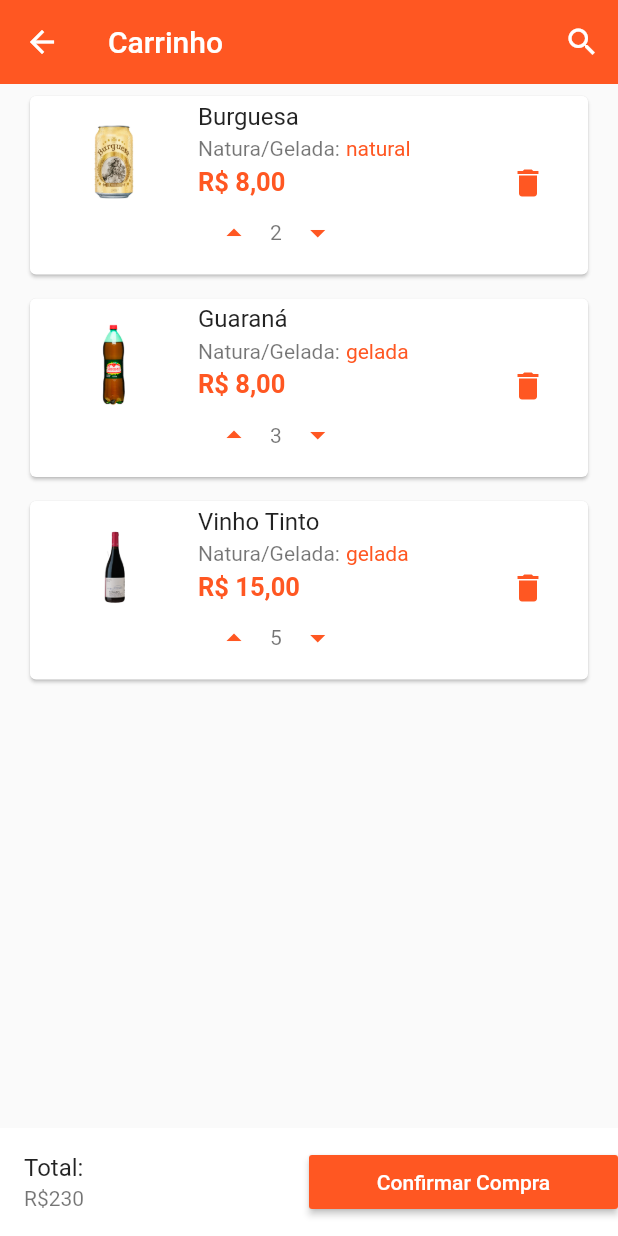
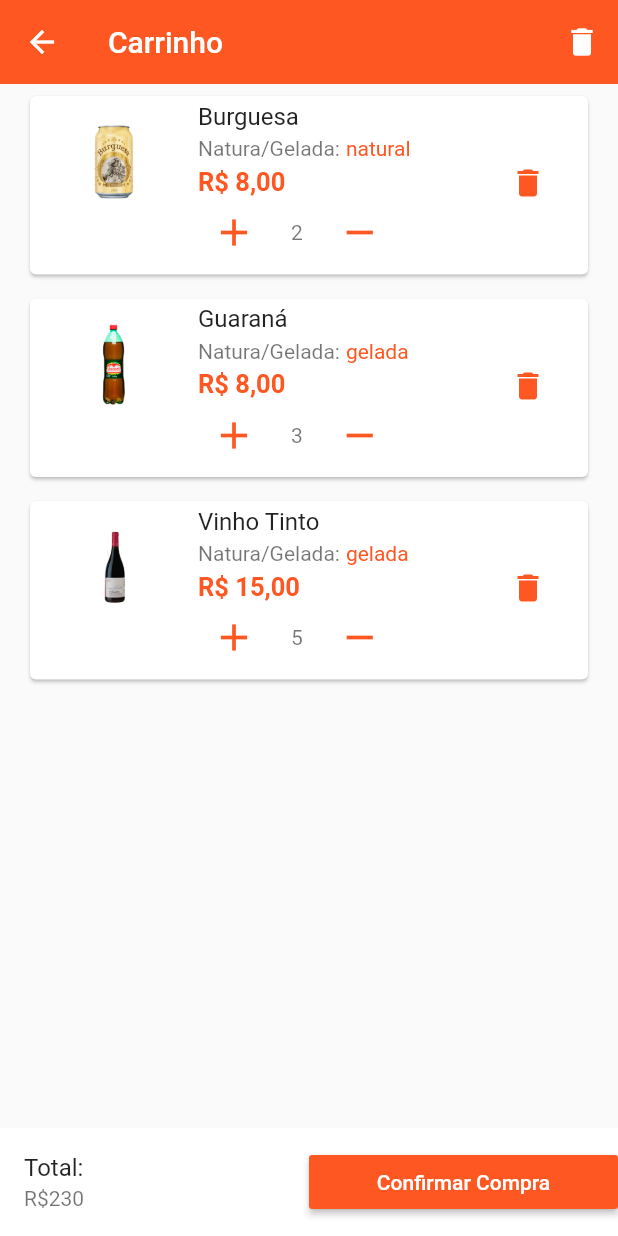
Before and after one commit to railsonsantospb/delivery_amigo, a Flutter app: the screen it shows after launch, scrolled down 504 dp, after a tap on the "shopping cart" icon, on a phone screen of 412 x 824 dp. Run offline on Flutter 3.47's test engine with Material 2 defaults, Android fonts, the phone set to English and light mode, and no system bars; our stand-ins replace badges, cached_network_image, carousel_pro, flutter_swiper, font_awesome_flutter, geolocator and 1 more; missing offline and left inert: flutter_facebook_login, flutter_ui_challenges, geocoder.

Commit message:
UPdate Layout

```diff
--- a/jonasbebidas/lib/components/cart_products.dart
+++ b/jonasbebidas/lib/components/cart_products.dart
@@ -1,4 +1,5 @@
 import 'package:flutter/material.dart';
+import 'package:flutter/painting.dart';
 import 'package:http/http.dart';
 
 
@@ -35,16 +36,26 @@ class Cart_products extends StatefulWidget {
 
 class _Cart_productsState extends State<Cart_products> {
 
-
+  int _n = 1;
+  String teamName = '';
 
   var Products_on_the_cart = listas;
 
   @override
   Widget build(BuildContext context) {
 
+
+
+
+    void add() {
+      setState(() {
+        _n++;
+      });
+    }
+
     _onSelected(dynamic val) {
+
       setState(() => listas.removeWhere((data) => data == val));
-
     }
 
 
@@ -95,11 +106,54 @@ class _Cart_productsState extends State<Cart_products> {
                     ),),
                 ),
                 new Row(
+
                   // section the gelada ou natural
                   children: <Widget>[
-                    new IconButton(icon: Icon(Icons.arrow_drop_up, color: Colors.deepOrange), onPressed: null),
-                    new Text(data["quantidade"]),
-                    new IconButton(icon: Icon(Icons.arrow_drop_down,color: Colors.deepOrange), onPressed: null),
+
+
+                    new IconButton(icon: Icon(Icons.add, color: Colors.deepOrange, size: 30.0,), onPressed: ()=>
+                        setState(()=> data["quantidade"] = (int.parse(data["quantidade"])+1).toString()
+                        )),
+                    new InkWell(
+                      onTap: () {
+                        showDialog(context: context, child:
+                            AlertDialog(
+                            title: Text('Digite a quantidade'),
+                        content: new Row(
+                        children: <Widget>[
+                        new Expanded(
+                        child: new TextField(
+                        autofocus: true,
+                        decoration: new InputDecoration(
+                        labelText: 'Team Name', hintText: 'Quantidade do produto'),
+                        onChanged: (value) {
+                        teamName = value;
+                        },
+                        ))
+                        ],
+                        ),
+                        actions: <Widget>[
+                        FlatButton(
+                        child: Text('Ok'),
+                        onPressed: () {
+                          setState(() {
+                            data["quantidade"] = teamName;
+                          });
+
+                        Navigator.of(context).pop(teamName);
+                        },
+                        ),
+                        ],
+                        ),
+                        );
+                      },
+                      child: Padding(
+                        padding: EdgeInsets.fromLTRB(14.0, 5.0, 14.0, 5.0),
+                        child: Text(data["quantidade"]),
+                      )
+                    ),
+
+                    new IconButton(icon: Icon(Icons.remove,color: Colors.deepOrange, size: 30.0,), onPressed: null),
                   ],
                 ),
               ],
@@ -110,9 +164,12 @@ class _Cart_productsState extends State<Cart_products> {
               onSelected: _onSelected,
               icon: Icon(Icons.delete, color: Colors.deepOrange,),
               itemBuilder: (context) => [
+
                 PopupMenuItem(
+
                   value: data,
-                  child: Text("Delete"),
+                  child: Text("Excluir"),
+
                 ),
               ],
 
@@ -205,7 +262,7 @@ class Single_cart_product extends StatelessWidget {
               // section the gelada ou natural
               children: <Widget>[
                 new IconButton(icon: Icon(Icons.arrow_drop_up, color: Colors.deepOrange), onPressed: null),
-                new Text(cart_prod_quat),
+                new Text("1"),
                 new IconButton(icon: Icon(Icons.arrow_drop_down,color: Colors.deepOrange), onPressed: null),
               ],
             ),
--- a/jonasbebidas/lib/components/horizontal_listcategories.dart
+++ b/jonasbebidas/lib/components/horizontal_listcategories.dart
@@ -3,31 +3,38 @@ import 'package:jonasbebidas/components/page_categories.dart';
 import 'package:jonasbebidas/components/search_teste.dart';
 
 class HorizontalList extends StatelessWidget {
+
+  var list_c = [
+    {
+      "image_location": 'images/cats/bear.jpg',
+      "image_caption": 'Cervejas',
+    },
+    {
+      "image_location": 'images/cats/water.jpg',
+      "image_caption": 'Águas',
+    },
+    {
+      "image_location": 'images/cats/refri.jpg',
+      "image_caption": 'Refris',
+    },
+    {
+      "image_location": 'images/cats/wine.png',
+      "image_caption": 'Vinhos',
+    },
+  ];
   @override
   Widget build(BuildContext context) {
     return Container(
       height: 110.0,
-      child: ListView(
+      child: ListView.builder(
         scrollDirection: Axis.horizontal,
-        children: <Widget>[
-          Category(
-            image_location: 'images/cats/bear.jpg',
-            image_caption: 'Cervejas',
-          ),
-          Category(
-            image_location: 'images/cats/water.jpg',
-            image_caption: 'Águas',
-          ),
-          Category(
-            image_location: 'images/cats/refri.jpg',
-            image_caption: 'Refris',
-          ),
-          Category(
-            image_location: 'images/cats/wine.png',
-            image_caption: 'Vinhos',
-          ),
-
-        ],
+        itemCount: list_c.length,
+        itemBuilder: (BuildContext contex, index){
+          return Category(
+            image_location: list_c[index]["image_location"],
+            image_caption: list_c[index]["image_caption"],
+          );
+        }
       ),
     );
   }
--- a/jonasbebidas/lib/components/products.dart
+++ b/jonasbebidas/lib/components/products.dart
@@ -60,6 +60,7 @@ class _ProductsState extends State<Products> {
   @override
   Widget build(BuildContext context) {
     return GridView.builder(
+      shrinkWrap: true,
         itemCount: product_list.length,
         gridDelegate: new SliverGridDelegateWithFixedCrossAxisCount(
             crossAxisCount: 2),
--- a/jonasbebidas/lib/components/search_teste.dart
+++ b/jonasbebidas/lib/components/search_teste.dart
@@ -209,7 +209,7 @@ class _SearchListState extends State<SearchList> {
                       color: Colors.white,
                     ),
                     decoration: InputDecoration(
-                        hintText: "Procure pela marca ("+widget.header+")",
+                        hintText: "Procure pelas marcas de ("+widget.header+")",
                         hintStyle: TextStyle(color: Colors.white)),
                   );
 
--- a/jonasbebidas/lib/home.dart
+++ b/jonasbebidas/lib/home.dart
@@ -1,8 +1,10 @@
+import 'package:badges/badges.dart';
 import 'package:flutter/material.dart';
 import 'package:carousel_pro/carousel_pro.dart';
 import 'package:flutter/services.dart';
 
 import 'package:jonasbebidas/components/horizontal_listcategories.dart';
+import 'package:jonasbebidas/components/pedidos_h.dart';
 import 'package:jonasbebidas/components/products.dart';
 import 'package:jonasbebidas/pages/cart.dart';
 
@@ -15,7 +17,7 @@ class _HomePageState extends State<HomePage> {
   @override
   Widget build(BuildContext context) {
     Widget image_carousel = new Container(
-      height: 180.0,
+      height: 140.0,
       child: new Carousel(
         boxFit: BoxFit.cover,
         images: [
@@ -38,16 +40,21 @@ class _HomePageState extends State<HomePage> {
         backgroundColor: Colors.deepOrange,
         title: Text('Jonas Bebidas'),
         actions: <Widget>[
-          new IconButton(icon: Icon(
-            Icons.search, color: Colors.white,), onPressed: (){}),
-          new IconButton(icon: Icon(
-            Icons.shopping_cart, color: Colors.white,), onPressed: (){
+
+          Badge(
+            position: BadgePosition.topRight(top: 2, right: 2),
+            badgeContent: Text('3', style: TextStyle(color: Colors.white),),
+            child: IconButton(icon: Icon(
+
+              Icons.shopping_cart, size: 30.0, color: Colors.white), onPressed: (){
               Navigator.push(context, MaterialPageRoute(
-                  builder:  (context)=> new Cart(),
+                builder:  (context)=> new Cart(),
               ));
-          }),
+            }),
+          ),
         ],
       ),
+
 
       drawer: new Drawer(
         child: new ListView(
@@ -68,22 +75,13 @@ class _HomePageState extends State<HomePage> {
             ),
 //            body
 
+
             InkWell(
-              onTap: (){},
-              child: ListTile(
-                title: Text('Início'),
-                leading: Icon(Icons.home, color: Colors.deepOrange,),
-              ),
-            ),
-            InkWell(
-              onTap: (){},
-              child: ListTile(
-                title: Text('Minha Conta'),
-                leading: Icon(Icons.account_circle, color: Colors.deepOrange,),
-              ),
-            ),
-            InkWell(
-              onTap: (){},
+              onTap: (){
+                Navigator.push(context, MaterialPageRoute(
+                  builder: (context)=> Pedidos(),
+                ));
+              },
               child: ListTile(
                 title: Text('Meus Pedidos'),
                 leading: Icon(Icons.shopping_basket, color: Colors.deepOrange,),
@@ -116,7 +114,11 @@ class _HomePageState extends State<HomePage> {
           ],
         ),
       ),
-      body: new ListView(
+
+
+      body: SingleChildScrollView (
+
+      child: Column(
         children: <Widget>[
           // images carousel
           image_carousel,
@@ -143,6 +145,7 @@ class _HomePageState extends State<HomePage> {
 
         ],
       ),
-    );
+
+      ));
   }
 }
--- a/jonasbebidas/lib/main.dart
+++ b/jonasbebidas/lib/main.dart
@@ -4,6 +4,7 @@ import 'package:jonasbebidas/components/google_sigin.dart';
 import 'package:jonasbebidas/components/facebook_sigin.dart';
 import 'package:jonasbebidas/components/login_screen_3.dart';
 import 'package:jonasbebidas/components/search_teste.dart';
+import 'package:jonasbebidas/components/form_compra.dart';
 
 void main(){
   runApp(
--- a/jonasbebidas/lib/pages/cart.dart
+++ b/jonasbebidas/lib/pages/cart.dart
@@ -1,12 +1,46 @@
 import 'package:flutter/material.dart';
 import 'package:jonasbebidas/components/cart_products.dart';
+import 'package:jonasbebidas/components/form_compra.dart';
 
 class Cart extends StatefulWidget {
   @override
   _CartState createState() => _CartState();
 }
 
+
+
 class _CartState extends State<Cart> {
+
+  var listas = [
+    {
+      "name": "Burguesa",
+      "picture": "images/products/bear1.jpg",
+      "price": "8,00",
+      "natural/gelada": "natural",
+      "quantidade": "2",
+    },
+    {
+      "name": "Guaraná",
+      "picture": "images/products/refri1.jpg",
+      "price": "8,00",
+      "natural/gelada": "gelada",
+      "quantidade": "3",
+    },
+    {
+      "name": "Vinho Tinto",
+      "picture": "images/products/wine1.jpg",
+      "price": "15,00",
+      "natural/gelada": "gelada",
+      "quantidade": "5",
+    },
+  ];
+
+  _onSelected(dynamic val) {
+
+    setState(() => listas.clear());
+
+  }
+
   @override
   Widget build(BuildContext context) {
     return Scaffold(
@@ -15,8 +49,17 @@ class _CartState extends State<Cart> {
         backgroundColor: Colors.deepOrange,
         title: Text('Carrinho'),
         actions: <Widget>[
-          new IconButton(icon: Icon(
-            Icons.search, color: Colors.white,), onPressed: (){}),
+      new PopupMenuButton(
+        padding: EdgeInsets.fromLTRB(10.0, 10.0, 10.0, 10.0),
+        onSelected: _onSelected,
+        icon: Icon(Icons.delete, color: Colors.white,),
+        itemBuilder: (context) => [
+          PopupMenuItem(
+            value: listas,
+            child: Text("Apagar Carrinho"),
+          ),
+        ],
+      ),
         ],
       ),
 
@@ -37,7 +80,12 @@ class _CartState extends State<Cart> {
             ),
 
             Expanded(
-              child: new MaterialButton(onPressed: (){},
+              child: new MaterialButton(onPressed: (){
+                Navigator.push(context, MaterialPageRoute(
+                  builder:  (context)=> new MyAppForm(),
+                ));
+
+              },
               child: new Text("Confirmar Compra",
                 style: TextStyle(color: Colors.white),),
                 color: Colors.deepOrange,
--- a/jonasbebidas/pubspec.yaml
+++ b/jonasbebidas/pubspec.yaml
@@ -24,6 +24,9 @@ dependencies:
   http: ^0.12.0+4
   google_sign_in: ^4.3.0
   firebase_auth:
+  geolocator: ^5.1.3
+  geocoder: ^0.2.1
+  badges: ^1.1.1
 
 
   # The following adds the Cupertino Icons font to your application.
```
Also changed, not shown: jonasbebidas/lib/components/form_compra.dart (added, +293 -0 lines), jonasbebidas/lib/components/pedidos_h.dart (added, +114 -0 lines), jonasbebidas/lib/pages/product_detail.dart (+8 -3 lines), jonasbebidas/pubspec.lock, 2 other files. Lines whose indentation alone changed are shown as unchanged.
